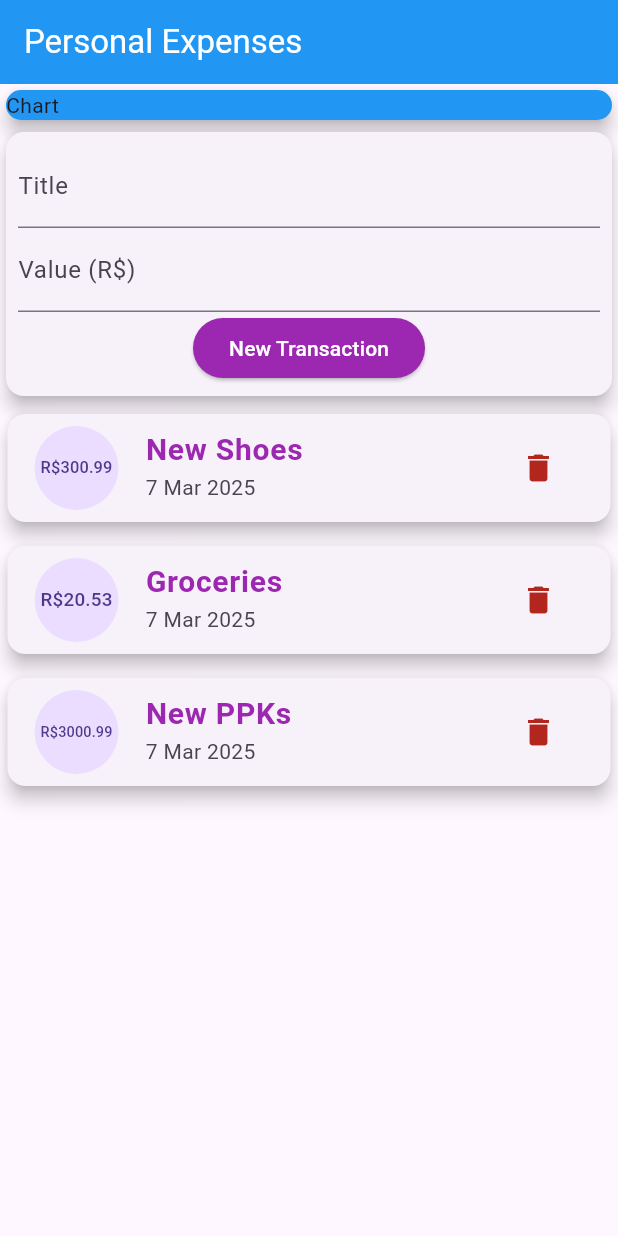
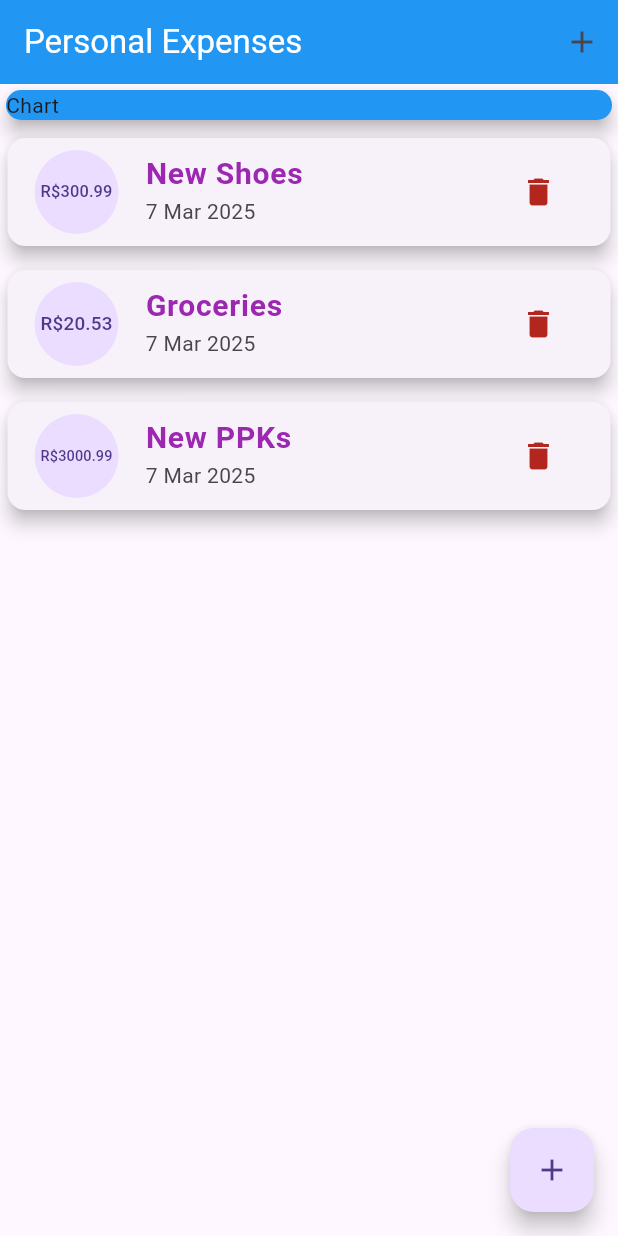
Before and after one commit to dilersik/personal-expenses-flutter, a Flutter app: the screen it shows after launch, on a phone screen of 412 x 824 dp. Run offline on Flutter 3.47's test engine with Material 3 defaults, Android fonts, the phone set to English and light mode, and no system bars.

Commit message:
110. Correção form

```diff
--- a/lib/components/transaction_form.dart
+++ b/lib/components/transaction_form.dart
@@ -1,18 +1,25 @@
 import 'package:flutter/material.dart';
 
-class TransactionForm extends StatelessWidget {
+class TransactionForm extends StatefulWidget {
   final void Function(String, double) onSubmit;
+
+  const TransactionForm(this.onSubmit, {super.key});
+
+  @override
+  State<TransactionForm> createState() => _TransactionFormState();
+}
+
+class _TransactionFormState extends State<TransactionForm> {
   final titleController = TextEditingController();
+
   final valueController = TextEditingController();
-
-  TransactionForm(this.onSubmit, {super.key});
 
   _submitForm() {
     final title = titleController.text;
     final value = double.tryParse(valueController.text) ?? 0.0;
 
     if (title.isNotEmpty && value > 0) {
-      onSubmit(title, value);
+      widget.onSubmit(title, value);
     }
   }
 
--- a/lib/components/transaction_user.dart
+++ /dev/null
@@ -1,60 +0,0 @@
-import 'package:flutter/material.dart';
-import 'package:personal_expenses/components/transaction_form.dart';
-import 'package:personal_expenses/components/transaction_list.dart';
-
-import '../models/transaction.dart';
-
-class TransactionUser extends StatefulWidget {
-  const TransactionUser({super.key});
-
-  @override
-  State<TransactionUser> createState() => _TransactionUserState();
-}
-
-class _TransactionUserState extends State<TransactionUser> {
-  final _transactions = [
-    Transaction(
-      id: 't1',
-      title: 'New Shoes',
-      value: 300.99,
-      date: DateTime.now(),
-    ),
-    Transaction(
-      id: 't2',
-      title: 'Groceries',
-      value: 20.53,
-      date: DateTime.now(),
-    ),
-    Transaction(
-      id: 't3',
-      title: 'New PPKs',
-      value: 3000.99,
-      date: DateTime.now(),
-    )
-  ];
-
-  @override
-  Widget build(BuildContext context) {
-    return Column(
-      children: [
-        TransactionForm(_addTransaction),
-        TransactionList(_transactions, _onRemove),
-      ],
-    );
-  }
-
-  void _onRemove(String p1) {}
-
-  void _addTransaction(String title, double value) {
-    final newTransaction = Transaction(
-      id: DateTime.now().toString(),
-      title: title,
-      value: value,
-      date: DateTime.now(),
-    );
-
-    setState(() {
-      _transactions.add(newTransaction);
-    });
-  }
-}
--- a/lib/main.dart
+++ b/lib/main.dart
@@ -1,5 +1,8 @@
 import 'package:flutter/material.dart';
-import 'package:personal_expenses/components/transaction_user.dart';
+import 'package:personal_expenses/components/transaction_form.dart';
+
+import 'components/transaction_list.dart';
+import 'models/transaction.dart';
 
 void main() {
   runApp(ExpensesApp());
@@ -16,8 +19,59 @@ class ExpensesApp extends StatelessWidget {
   }
 }
 
-class MyHomePage extends StatelessWidget {
+class MyHomePage extends StatefulWidget {
   const MyHomePage({super.key});
+
+  @override
+  State<MyHomePage> createState() => _MyHomePageState();
+}
+
+class _MyHomePageState extends State<MyHomePage> {
+
+  final _transactions = [
+    Transaction(
+      id: 't1',
+      title: 'New Shoes',
+      value: 300.99,
+      date: DateTime.now(),
+    ),
+    Transaction(
+      id: 't2',
+      title: 'Groceries',
+      value: 20.53,
+      date: DateTime.now(),
+    ),
+    Transaction(
+      id: 't3',
+      title: 'New PPKs',
+      value: 3000.99,
+      date: DateTime.now(),
+    )
+  ];
+
+  void _addTransaction(String title, double value) {
+    final newTransaction = Transaction(
+      id: DateTime.now().toString(),
+      title: title,
+      value: value,
+      date: DateTime.now(),
+    );
+
+    setState(() {
+      _transactions.add(newTransaction);
+    });
+  }
+
+  void _onRemove(String p1) {}
+
+  _openTransactionFormModal(BuildContext context) {
+    showModalBottomSheet(
+      context: context,
+      builder: (_) {
+        return TransactionForm(_addTransaction);
+      },
+    );
+  }
 
   @override
   Widget build(BuildContext context) {
@@ -28,6 +82,12 @@ class MyHomePage extends StatelessWidget {
           style: TextStyle(color: Colors.white),
         ),
         backgroundColor: Colors.blue,
+        actions: [
+          IconButton(
+            onPressed: () => _openTransactionFormModal(context),
+            icon: Icon(Icons.add),
+          ),
+        ],
       ),
       body: SingleChildScrollView(
         child: Column(
@@ -40,9 +100,13 @@ class MyHomePage extends StatelessWidget {
                 child: Text("Chart"),
               ),
             ),
-              TransactionUser(),
+            TransactionList(_transactions, _onRemove),
           ],
         ),
+      ),
+      floatingActionButton: FloatingActionButton(
+        onPressed: () => _openTransactionFormModal(context),
+        child: Icon(Icons.add),
       ),
     );
   }
```
Lines whose indentation alone changed are shown as unchanged.
